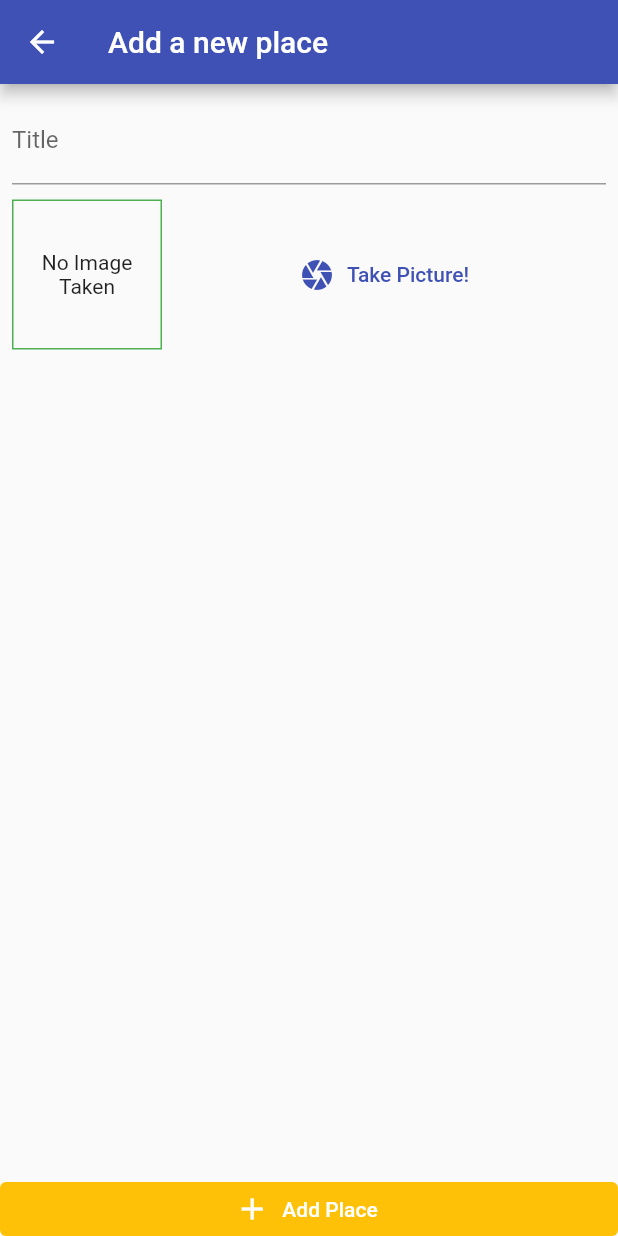
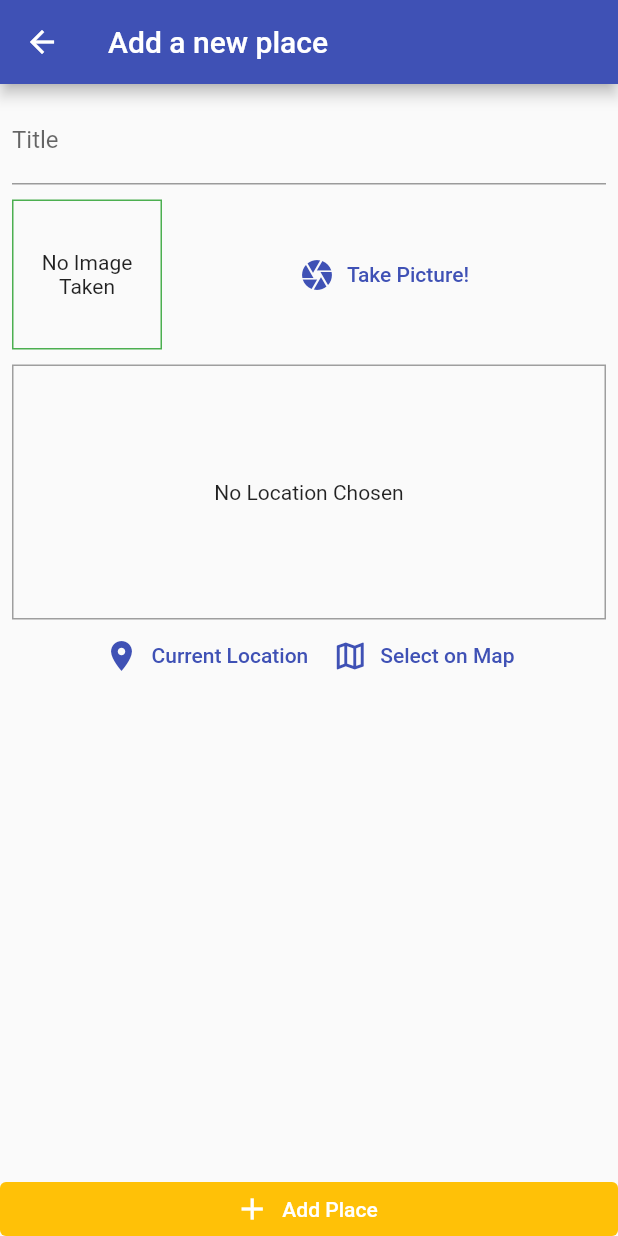
Before and after one commit to CHAITANYA9999999/Great-Places-App, a Flutter app: the AddPlaceScreen screen opened by its route, on a phone screen of 412 x 824 dp. Run offline on Flutter 3.47's test engine with Material 2 defaults, Android fonts, the phone set to English and light mode, and no system bars; our stand-ins replace image_picker, sqflite; missing offline and left inert: dart:ffi; accounts and stored records are empty.

Commit message:
day 2 compleyed'

```diff
--- a/lib/Screens/add_place_screen.dart
+++ b/lib/Screens/add_place_screen.dart
@@ -2,6 +2,7 @@ import 'dart:io';
 
 import 'package:flutter/material.dart';
 import 'package:flutter_complete_guide/widgets/image_input.dart';
+import 'package:flutter_complete_guide/widgets/location_input.dart';
 import 'package:provider/provider.dart';
 import '../Providers/great_places.dart';
 
@@ -59,6 +60,10 @@ class _AddPlaceScreenState extends State<AddPlaceScreen> {
                   ImageInput(
                     onSelectImage: _selectImage,
                   ),
+                  SizedBox(
+                    height: 10,
+                  ),
+                  LocationInput(),
                 ],
               ),
             ),
--- a/lib/helpers/db_helper.dart
+++ b/lib/helpers/db_helper.dart
@@ -7,7 +7,7 @@ class DBHelper {
     //*It will create a new database and its path will be outputed
     final dbPath = await sql.getDatabasesPath();
 
-    //*Not it will open the database, if it doesn't find the file, it will
+    //*Now it will open the database, if it doesn't find the file, it will
     //*create a database
     return sql.openDatabase(path.join(dbPath, 'places.db'),
         onCreate: ((db, version) {
--- a/lib/widgets/location_input.dart
+++ b/lib/widgets/location_input.dart
@@ -1,4 +1,5 @@
 import 'package:flutter/cupertino.dart';
+import 'package:flutter/material.dart';
 import 'package:flutter/src/widgets/container.dart';
 import 'package:flutter/src/widgets/framework.dart';
 
@@ -19,6 +20,9 @@ class _LocationInputState extends State<LocationInput> {
         Container(
           height: 170,
           width: double.infinity,
+          alignment: Alignment.center,
+          decoration:
+              BoxDecoration(border: Border.all(width: 1, color: Colors.grey)),
           child: _previewImageUrl == null
               ? Text(
                   'No Location Chosen',
@@ -29,6 +33,27 @@ class _LocationInputState extends State<LocationInput> {
                   fit: BoxFit.cover,
                   width: double.infinity,
                 ),
+        ),
+        Row(
+          mainAxisAlignment: MainAxisAlignment.center,
+          children: [
+            TextButton.icon(
+              onPressed: (() {}),
+              icon: Icon(Icons.location_on),
+              label: Text('Current Location'),
+              style: TextButton.styleFrom(
+                foregroundColor: Theme.of(context).primaryColor,
+              ),
+            ),
+            TextButton.icon(
+              onPressed: (() {}),
+              icon: Icon(Icons.map_outlined),
+              label: Text('Select on Map'),
+              style: TextButton.styleFrom(
+                foregroundColor: Theme.of(context).primaryColor,
+              ),
+            ),
+          ],
         )
       ],
     );
```
Also changed, not shown: pubspec.lock, 2 other files.
